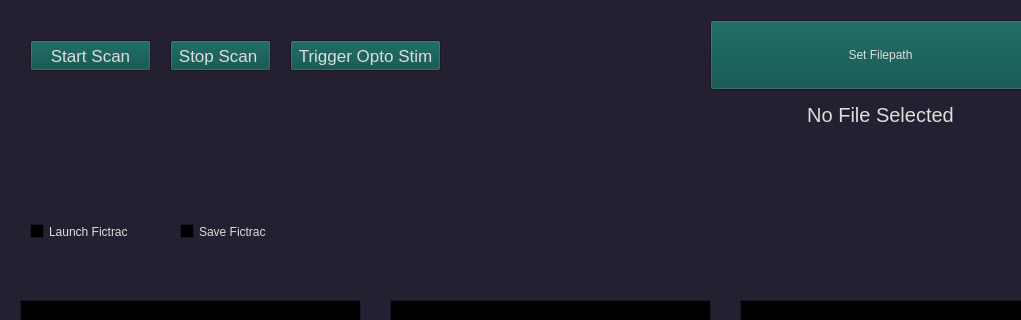
Old version of the form son_of_jackfish/gui.ui in the repository yfisher-lab/BumpBlaster5000; both pictures show x 0 to 1021 and y 0 to 320 of the 1118 by 599 pixel window.
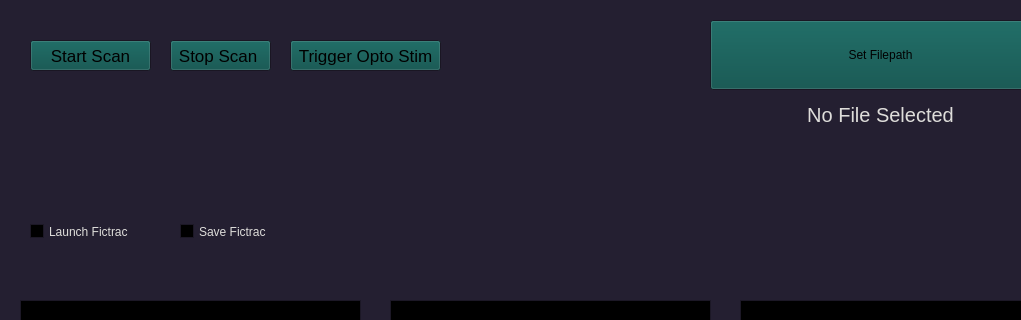
New version of the form. Custom widgets are drawn as their Qt base class.

Commit message: update gui text, add placeholder functions for plotting, add basic functionality to prairie_link_client.py

```diff
--- a/son_of_jackfish/gui.ui
+++ b/son_of_jackfish/gui.ui
@@ -82,18 +82,18 @@
      <colorrole role="BrightText">
       <brush brushstyle="SolidPattern">
        <color alpha="255">
-        <red>0</red>
-        <green>0</green>
-        <blue>0</blue>
+        <red>191</red>
+        <green>191</green>
+        <blue>191</blue>
        </color>
       </brush>
      </colorrole>
      <colorrole role="ButtonText">
       <brush brushstyle="SolidPattern">
        <color alpha="255">
-        <red>222</red>
-        <green>221</green>
-        <blue>218</blue>
+        <red>0</red>
+        <green>0</green>
+        <blue>0</blue>
        </color>
       </brush>
      </colorrole>
@@ -228,18 +228,18 @@
      <colorrole role="BrightText">
       <brush brushstyle="SolidPattern">
        <color alpha="255">
-        <red>0</red>
-        <green>0</green>
-        <blue>0</blue>
+        <red>191</red>
+        <green>191</green>
+        <blue>191</blue>
        </color>
       </brush>
      </colorrole>
      <colorrole role="ButtonText">
       <brush brushstyle="SolidPattern">
        <color alpha="255">
-        <red>222</red>
-        <green>221</green>
-        <blue>218</blue>
+        <red>0</red>
+        <green>0</green>
+        <blue>0</blue>
        </color>
       </brush>
      </colorrole>
@@ -374,9 +374,9 @@
      <colorrole role="BrightText">
       <brush brushstyle="SolidPattern">
        <color alpha="255">
-        <red>0</red>
-        <green>0</green>
-        <blue>0</blue>
+        <red>191</red>
+        <green>191</green>
+        <blue>191</blue>
        </color>
       </brush>
      </colorrole>
```
The commit also changes 5 other files.
